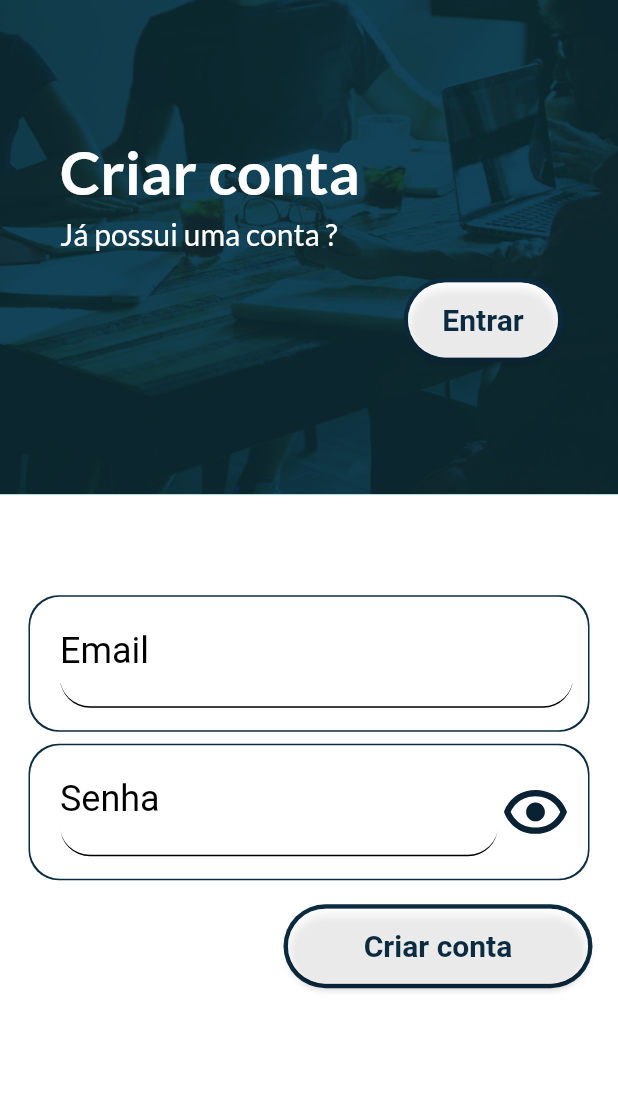
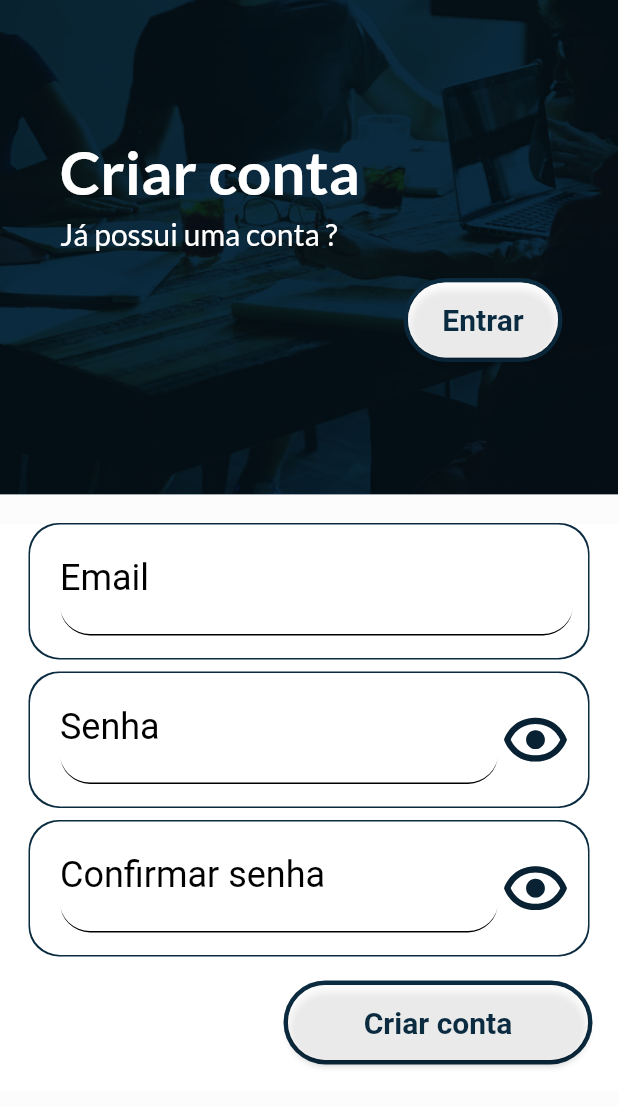
Before and after one commit to guicrisostomo/hour, a Flutter app: the Register screen opened by its route, on a phone screen of 412 x 824 dp. Shown: the top 1106 px of the screen. Run offline on Flutter 3.47's test engine with Material 2 defaults, Android fonts, the light colour scheme and no system bars; our stand-ins replace firebase_core, flutter_dotenv, flutter_svg, google_fonts; accounts and stored records are empty.

Commit message:
feat: add new textfield to screen (text field confirm)

```diff
--- a/lib/view/pages/register.dart
+++ b/lib/view/pages/register.dart
@@ -1,6 +1,7 @@
 import 'package:flutter/material.dart';
 import 'package:google_fonts/google_fonts.dart';
 import 'package:hour/view/widgets/button.dart';
+import 'package:hour/view/widgets/textFieldConfirmPassword.dart';
 import 'package:hour/view/widgets/textFieldEmail.dart';
 import 'package:hour/view/widgets/textFieldPassword.dart';
 import 'package:hour/globals.dart' as globals;
@@ -15,6 +16,7 @@ class Register extends StatefulWidget {
 class _RegisterState extends State<Register> {
   var txtEmail = TextEditingController();
   var txtPassword = TextEditingController();
+  var txtConfirmPassword = TextEditingController();
 
   void register() {
     Navigator.popAndPushNamed(context, '/home');
@@ -22,16 +24,16 @@ class _RegisterState extends State<Register> {
 
   @override
   Widget build(BuildContext context) {
-    return Theme(
-      data: Theme.of(context).copyWith(scaffoldBackgroundColor: globals.secundary),
-      child: Scaffold(
-        body: Column(
+    return Scaffold(
+      body: SingleChildScrollView(
+
+        child: Column(
           children: [
             Container(
               height: MediaQuery.of(context).size.height * 0.4,
               width: MediaQuery.of(context).size.width,
-
               decoration: BoxDecoration(
+                color: globals.primary,
                 image: DecorationImage(
                   image: const AssetImage(
                     "lib/images/background.jpg",
@@ -77,11 +79,12 @@ class _RegisterState extends State<Register> {
               ),
             ),
 
-            Expanded(
-              child: Container(
+            const SizedBox(height: 20),
+
+            Container(
               color: Colors.white,
               child: Padding(
-                  padding: const EdgeInsets.fromLTRB(20, 0, 20, 100),
+                padding: const EdgeInsets.symmetric(horizontal: 20, vertical: 0),
                 child: Column(
                   mainAxisAlignment: MainAxisAlignment.center,
                   crossAxisAlignment: CrossAxisAlignment.center,
@@ -90,7 +93,11 @@ class _RegisterState extends State<Register> {
 
                     const SizedBox(height: 10),
 
-                      TextFieldPassword(label: 'Senha', variavel: txtPassword, onFieldSubmitted: (value) => register()),
+                    TextFieldPassword(label: 'Senha', variavel: txtPassword, onFieldSubmitted: (value) => {}),
+
+                    const SizedBox(height: 10),
+
+                    TextFieldConfirmPassword(label: 'Confirmar senha', variavel: txtConfirmPassword, onFieldSubmitted: (value) => register(), fieldPassword: txtPassword,),
 
                     const SizedBox(height: 20),
 
@@ -98,8 +105,9 @@ class _RegisterState extends State<Register> {
                       alignment: Alignment.centerRight,
                       child: button('Criar conta', 200, 50, register)
                     ),
+
+                    const SizedBox(height: 20),
                   ],
-                  ),
                 ),
               ),
             ),
--- a/lib/view/widgets/textFieldConfirmPassword.dart
+++ b/lib/view/widgets/textFieldConfirmPassword.dart
@@ -8,8 +8,9 @@ class TextFieldConfirmPassword extends StatefulWidget {
   final String label;
   final TextEditingController variavel;
   final TextEditingController fieldPassword;
+  final Function onFieldSubmitted;
 
-  const TextFieldConfirmPassword({super.key, required this.label, required this.variavel, required this.fieldPassword});
+  const TextFieldConfirmPassword({super.key, required this.label, required this.variavel, required this.fieldPassword, required this.onFieldSubmitted});
 
   @override
   State<TextFieldConfirmPassword> createState() => _TextFieldConfirmPasswordState();
@@ -41,7 +42,7 @@ class _TextFieldConfirmPasswordState extends State<TextFieldConfirmPassword> {
         padding: const EdgeInsets.only(left: 20),
         child: Row(
           children: [
-            textField(widget.label, widget.variavel, widget.fieldPassword),
+            textField(widget.label, widget.variavel, widget.fieldPassword, widget.onFieldSubmitted),
 
             GestureDetector(
               child: SvgPicture.asset(
@@ -62,7 +63,7 @@ class _TextFieldConfirmPasswordState extends State<TextFieldConfirmPassword> {
     );
   }
 
-  Widget textField (label, variavel, fieldPassword) {
+  Widget textField (label, variavel, fieldPassword, onFieldSubmitted) {
     return Container(
       margin: const EdgeInsets.only(bottom: 15),
       width: MediaQuery.of(context).size.width - 120,
@@ -108,6 +109,8 @@ class _TextFieldConfirmPasswordState extends State<TextFieldConfirmPassword> {
 
             return null;
           },
+
+          onFieldSubmitted: onFieldSubmitted,
         )
       )
     );
```
Lines whose indentation alone changed are shown as unchanged.
